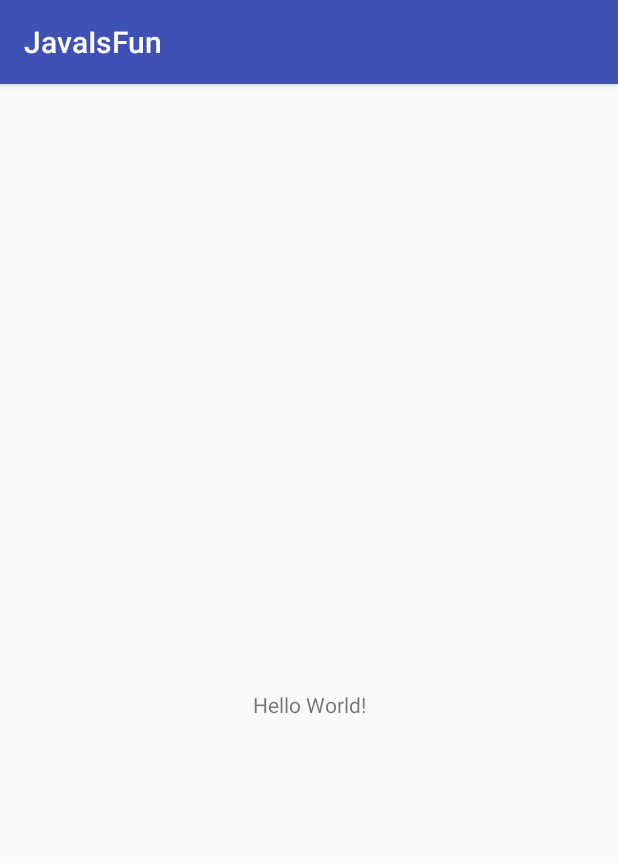
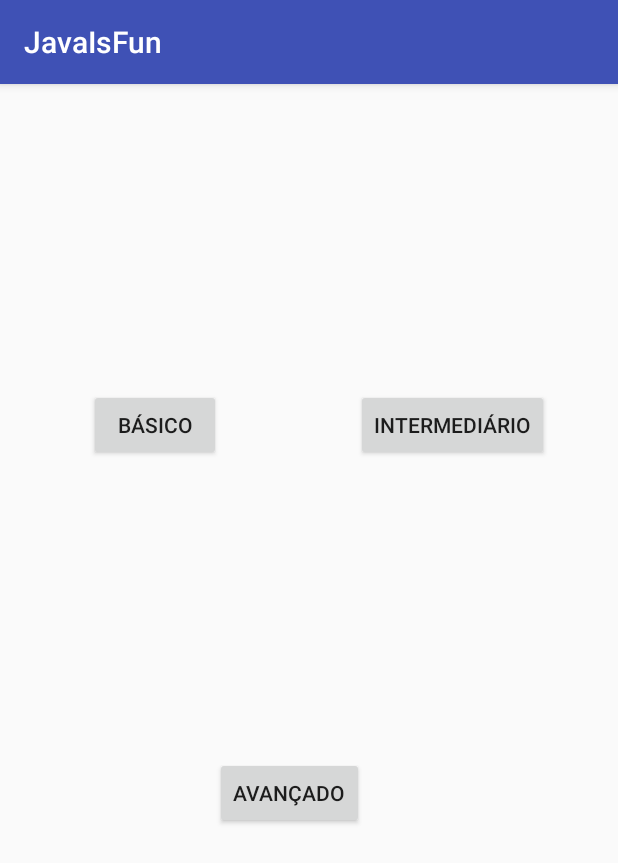
Before and after one commit to jvbeltra/JavaIsFun, an Android app: the screen it shows after launch (MainActivity), on a phone screen of 412 x 824 dp. Shown: the top 863 px of the screen. Run offline under Robolectric (Android 15) with nearby library versions, the phone set to English and light mode, and no system bars.

Commit message:
commit do alfred 2

```diff
--- a/app/src/main/AndroidManifest.xml
+++ b/app/src/main/AndroidManifest.xml
@@ -16,6 +16,9 @@
                 <category android:name="android.intent.category.LAUNCHER" />
             </intent-filter>
         </activity>
+        <activity android:name=".EasyActivity" />
+        <activity android:name=".MediumActivity" />
+        <activity android:name=".HardActivity"></activity>
     </application>
 
 </manifest>
--- a/app/src/main/res/layout/activity_main.xml
+++ b/app/src/main/res/layout/activity_main.xml
@@ -6,14 +6,55 @@
     android:layout_height="match_parent"
     tools:context="com.example.dell_pc.javaisfun.MainActivity">
 
-    <TextView
+    <Button
+        android:id="@+id/button"
         android:layout_width="wrap_content"
         android:layout_height="wrap_content"
-        android:text="Hello World!"
+        android:layout_marginBottom="8dp"
+        android:layout_marginLeft="8dp"
+        android:layout_marginRight="8dp"
+        android:layout_marginTop="8dp"
+        android:text="Básico"
+        app:layout_constraintBottom_toBottomOf="parent"
+        app:layout_constraintHorizontal_bias="0.167"
+        app:layout_constraintLeft_toLeftOf="parent"
+        app:layout_constraintRight_toRightOf="parent"
+        app:layout_constraintTop_toTopOf="parent"
+        app:layout_constraintVertical_bias="0.277"
+        android:onClick="TelaBasica"/>
+
+    <Button
+        android:id="@+id/button2"
+        android:layout_width="wrap_content"
+        android:layout_height="wrap_content"
+        android:layout_marginBottom="8dp"
+        android:layout_marginLeft="8dp"
+        android:layout_marginRight="8dp"
+        android:layout_marginTop="8dp"
+        android:text="Intermediário"
         app:layout_constraintBottom_toBottomOf="parent"
         app:layout_constraintLeft_toLeftOf="parent"
         app:layout_constraintRight_toRightOf="parent"
         app:layout_constraintTop_toTopOf="parent"
-        app:layout_constraintVertical_bias="0.54" />
+        app:layout_constraintHorizontal_bias="0.858"
+        app:layout_constraintVertical_bias="0.277"
+        android:onClick="TelaIntermediaria"/>
+
+    <Button
+        android:id="@+id/button3"
+        android:layout_width="wrap_content"
+        android:layout_height="wrap_content"
+        android:layout_marginBottom="8dp"
+        android:layout_marginLeft="8dp"
+        android:layout_marginRight="8dp"
+        android:layout_marginTop="8dp"
+        android:text="Avançado"
+        app:layout_constraintBottom_toBottomOf="parent"
+        app:layout_constraintHorizontal_bias="0.457"
+        app:layout_constraintLeft_toLeftOf="parent"
+        app:layout_constraintRight_toRightOf="parent"
+        app:layout_constraintTop_toTopOf="parent"
+        app:layout_constraintVertical_bias="0.626"
+        android:onClick="TelaAvancada"/>
 
 </android.support.constraint.ConstraintLayout>
```
Also changed, not shown: app/src/main/java/com/example/dell_pc/javaisfun/EasyActivity.java (added, +19 -0 lines), app/src/main/java/com/example/dell_pc/javaisfun/HardActivity.java (added, +19 -0 lines), app/src/main/java/com/example/dell_pc/javaisfun/MainActivity.java (+16 -0 lines), app/src/main/java/com/example/dell_pc/javaisfun/MediumActivity.java (added, +21 -0 lines), app/src/main/res/layout/activity_easy.xml (added, +39 -0 lines), app/src/main/res/layout/activity_hard.xml (added, +38 -0 lines), app/src/main/res/layout/activity_medium.xml (added, +38 -0 lines).
